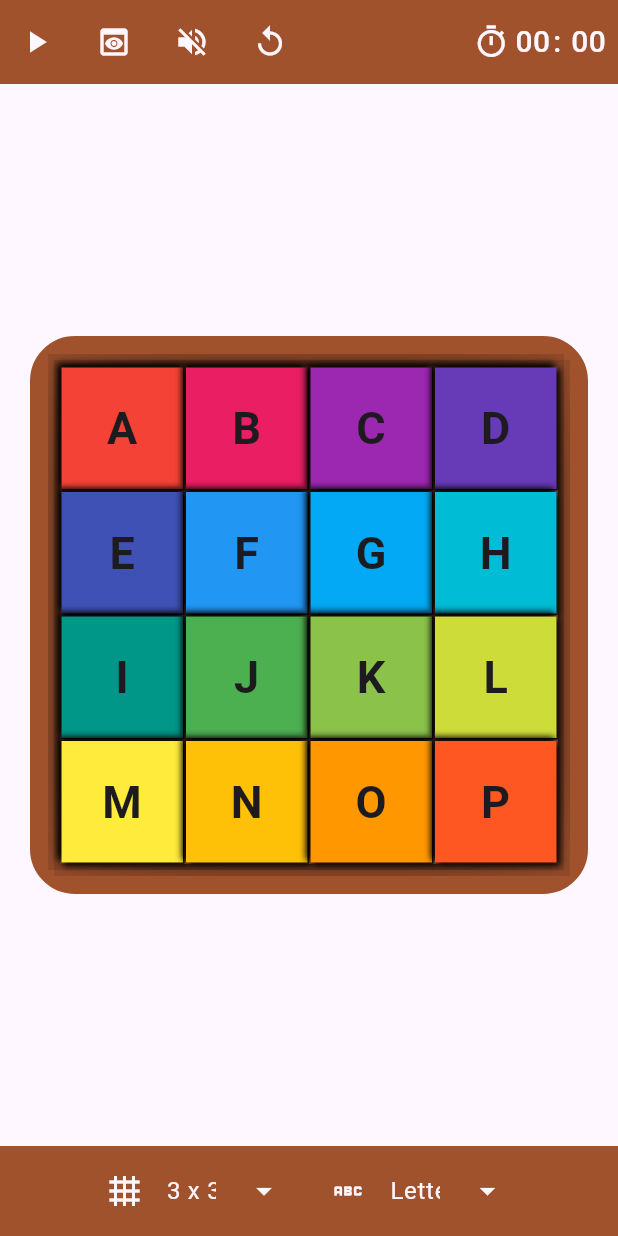
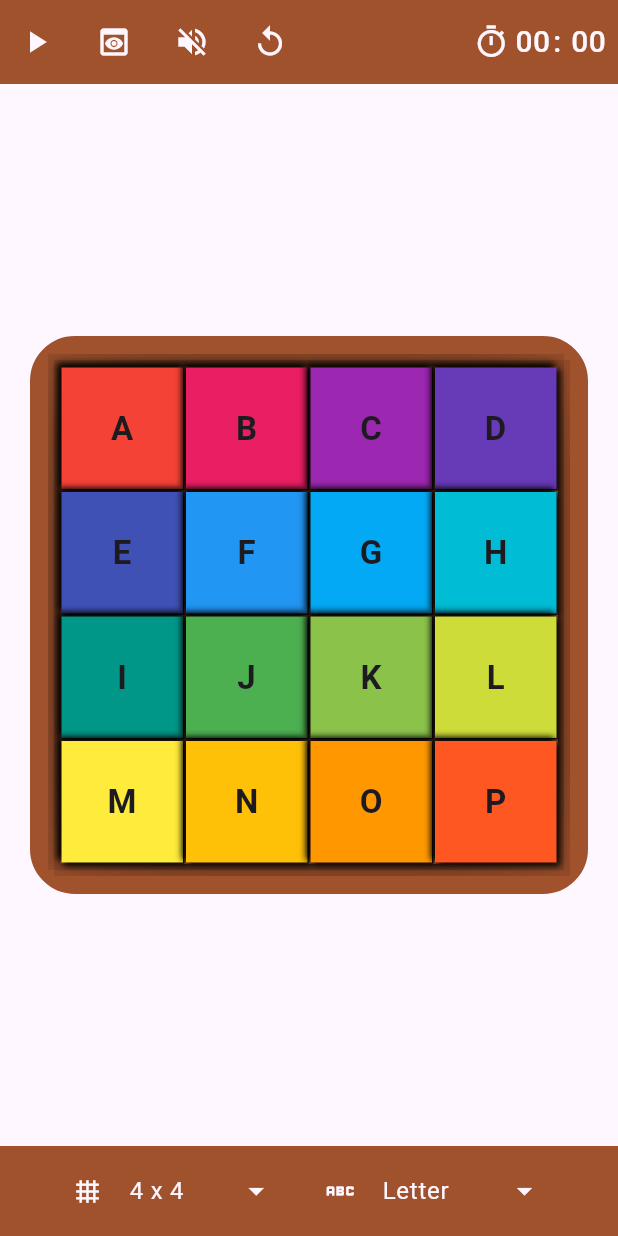
Before and after one commit to ManuelAlex/picture_tile_slider, a Flutter app: the screen it shows after launch, on a phone screen of 412 x 824 dp. Run offline on Flutter 3.47's test engine with Material 3 defaults, Android fonts, the light colour scheme and no system bars; our stand-ins replace audioplayers, image_picker.

Commit message:
minor fixes

```diff
--- a/lib/game_tile.dart
+++ b/lib/game_tile.dart
@@ -121,7 +121,12 @@ class Tile extends StatelessWidget {
             textAlign: TextAlign.center,
             style: TextStyle(
                 fontFamily: '',
-                fontSize: size ?? (isMobile ? 30 : 50),
+                fontSize: size ??
+                    (isMobile
+                        ? itemString!.length > 1
+                            ? 20
+                            : 22
+                        : 50),
                 fontWeight: FontWeight.bold),
           ),
         ),
--- a/lib/picture_tile_slider.dart
+++ b/lib/picture_tile_slider.dart
@@ -104,6 +104,9 @@ class _PictureTileSliderState extends State<PictureTileSlider> {
       onPlayOrPause: _onDragTap,
       restart: () {
         _gameEngine.soundPlayer.reset();
+        setState(() {
+          _imageBytes = null;
+        });
         _initializeGrid();
       },
       onGridSelected: _onGridSelected,
@@ -120,6 +123,7 @@ class _PictureTileSliderState extends State<PictureTileSlider> {
           onGameItemSelected: _onGameItemSelected,
           onGridSelected: _onGridSelected,
           onImageSelected: _onImageSelected,
+          crossAxisCount: _crossAxisCount,
           gameItems: _gameItem,
         ),
         body: Center(
--- a/lib/top_bar.dart
+++ b/lib/top_bar.dart
@@ -95,6 +95,7 @@ class _TopBarState extends State<TopBar> {
             onGridSelected: widget.onGridSelected,
             onImageSelected: widget.onImageSelected,
             gameItems: widget.gameItems,
+            crossAxisCount: widget.crossAxisCount,
           ),
         const Spacer(),
         ValueListenableBuilder<Duration>(
@@ -122,12 +123,14 @@ class BottomBar extends StatelessWidget {
     required this.onGridSelected,
     required this.onImageSelected,
     required this.gameItems,
+    required this.crossAxisCount,
   });
 
   final ValueChanged<int?> onGridSelected;
   final ValueChanged<GameItems?> onGameItemSelected;
   final ValueChanged<Uint8List?> onImageSelected;
   final GameItems gameItems;
+  final int crossAxisCount;
 
   @override
   Widget build(BuildContext context) {
@@ -141,7 +144,9 @@ class BottomBar extends StatelessWidget {
               onGameItemSelected: onGameItemSelected,
               onGridSelected: onGridSelected,
               onImageSelected: onImageSelected,
-                gameItems: gameItems),
+              gameItems: gameItems,
+              crossAxisCount: crossAxisCount,
+            ),
           )
         : const SizedBox.shrink();
   }
@@ -296,12 +301,14 @@ class _MenuDropDown extends StatefulWidget {
     required this.onGridSelected,
     required this.onImageSelected,
     required this.gameItems,
+    required this.crossAxisCount,
   });
 
   final ValueChanged<int?> onGridSelected;
   final ValueChanged<GameItems?> onGameItemSelected;
   final ValueChanged<Uint8List?> onImageSelected;
   final GameItems gameItems;
+  final int crossAxisCount;
 
   @override
   State<_MenuDropDown> createState() => __MenuDropDownState();
@@ -311,18 +318,20 @@ class __MenuDropDownState extends State<_MenuDropDown> {
   @override
   Widget build(BuildContext context) {
     final Color color = Theme.of(context).scaffoldBackgroundColor;
+    final bool isMobile = MediaQuery.sizeOf(context).width < 680;
     return Row(
       mainAxisAlignment: MainAxisAlignment.center,
       children: [
-        SizedBox(
-          width: 145,
-          child: DropdownMenuTheme(
+        DropdownMenuTheme(
           data: DropdownMenuThemeData(
             textStyle: TextStyle(color: color),
           ),
           child: DropdownMenu(
-              initialSelection: 3,
-              leadingIcon: const Icon(Icons.grid_4x4),
+            initialSelection: widget.crossAxisCount,
+            leadingIcon: const Icon(
+              Icons.grid_4x4,
+              size: 18,
+            ),
             enableSearch: true,
             keyboardType: TextInputType.text,
             inputDecorationTheme: InputDecorationTheme(
@@ -345,11 +354,8 @@ class __MenuDropDownState extends State<_MenuDropDown> {
             }),
           ),
         ),
-        ),
         const SizedBox(width: 4),
-        SizedBox(
-          width: 145,
-          child: DropdownMenuTheme(
+        DropdownMenuTheme(
           data: DropdownMenuThemeData(
             textStyle: TextStyle(color: color),
           ),
@@ -380,9 +386,7 @@ class __MenuDropDownState extends State<_MenuDropDown> {
             onSelected: widget.onGameItemSelected,
           ),
         ),
-        ),
         if (widget.gameItems == GameItems.image) ...[
-          const SizedBox(width: 4),
           IconButton(
             onPressed: () async {
               final (Uint8List, String)? imageItem =
@@ -395,6 +399,7 @@ class __MenuDropDownState extends State<_MenuDropDown> {
                   Icons.upload_file,
                   color: Theme.of(context).scaffoldBackgroundColor,
                 ),
+                if (!isMobile)
                   Text(
                     'Upload',
                     style: TextStyle(
```
Also changed, not shown: lib/number_selector.dart (deleted, +0 -95 lines). Lines whose indentation alone changed are shown as unchanged.
